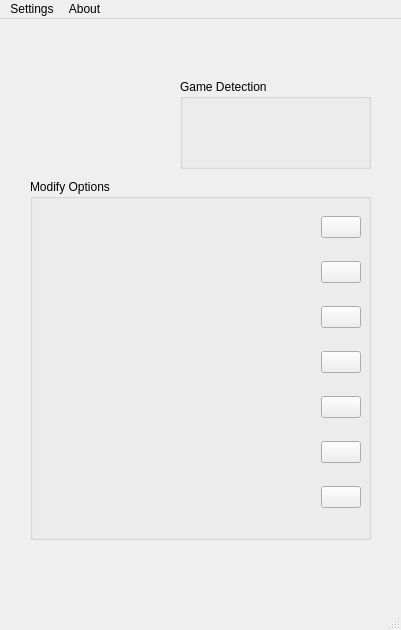
Old version of the form ui/mainwindow.ui in the repository CN-Scars/MisideTrainer.
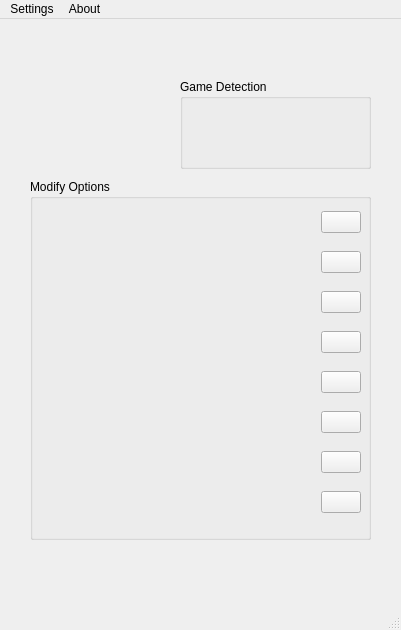
New version of the form.

Commit message: Add modification: Space Car Boss never hurts you

What changed in the file:
```diff
--- a/ui/mainwindow.ui
+++ b/ui/mainwindow.ui
@@ -224,6 +224,37 @@
         </item>
        </layout>
       </item>
+      <item>
+       <layout class="QHBoxLayout" name="horizontalLayout_8">
+        <item>
+         <widget class="QLabel" name="spaceCarBossNeverHurtYouLabel">
+          <property name="text">
+           <string/>
+          </property>
+         </widget>
+        </item>
+        <item>
+         <spacer name="horizontalSpacer_8">
+          <property name="orientation">
+           <enum>Qt::Horizontal</enum>
+          </property>
+          <property name="sizeHint" stdset="0">
+           <size>
+            <width>40</width>
+            <height>20</height>
+           </size>
+          </property>
+         </spacer>
+        </item>
+        <item>
+         <widget class="QPushButton" name="spaceCarBossNeverHurtsYouPushButton">
+          <property name="text">
+           <string/>
+          </property>
+         </widget>
+        </item>
+       </layout>
+      </item>
       <item>
        <layout class="QHBoxLayout" name="horizontalLayout_4">
         <item>
```
The commit also changes 9 other files.
